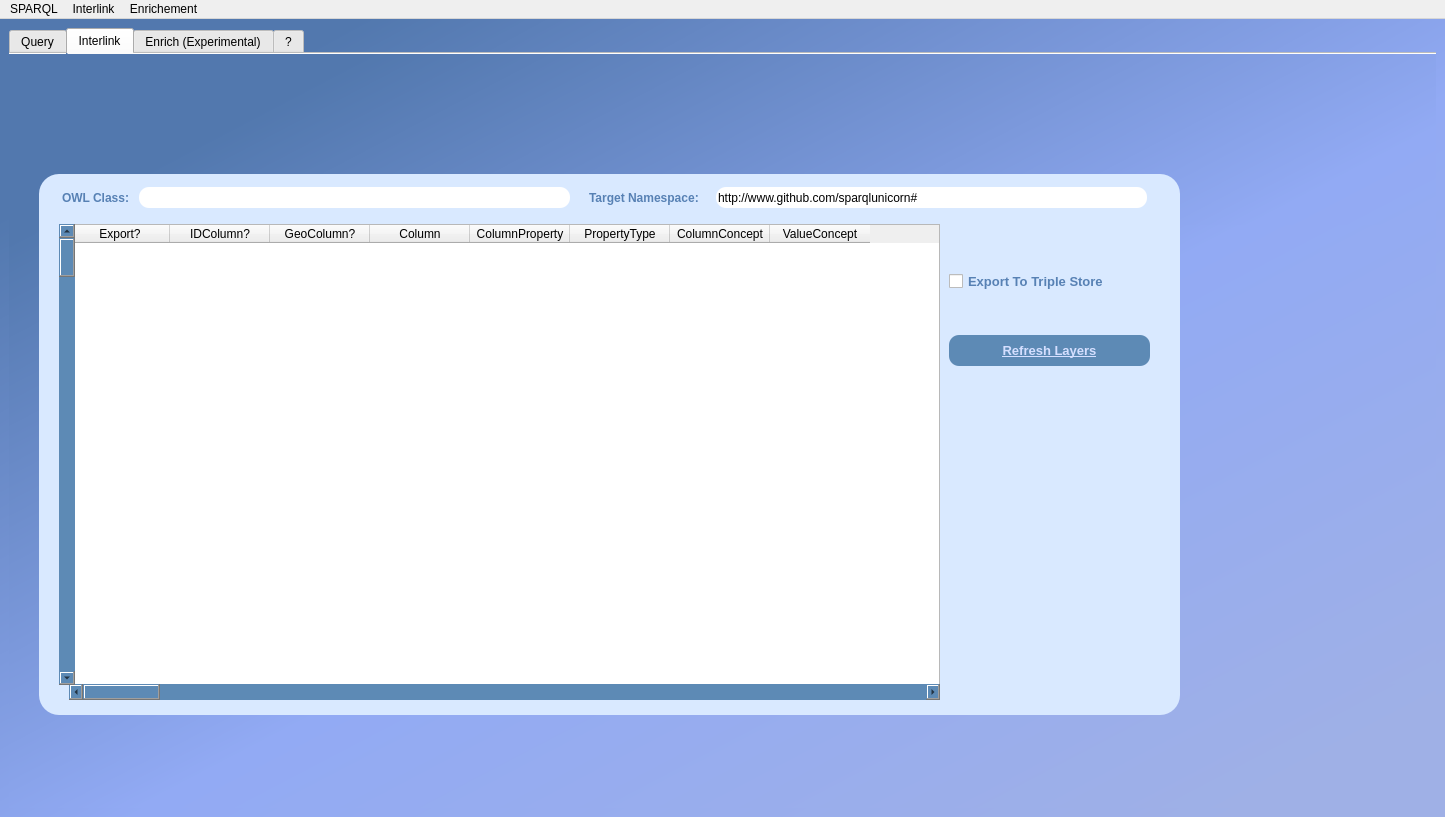
Above: sparql_unicorn_dialog_base_simp.ui from Cprudhomme/SpaLOD_qgis_plugin before the change. Below: the same form after it.
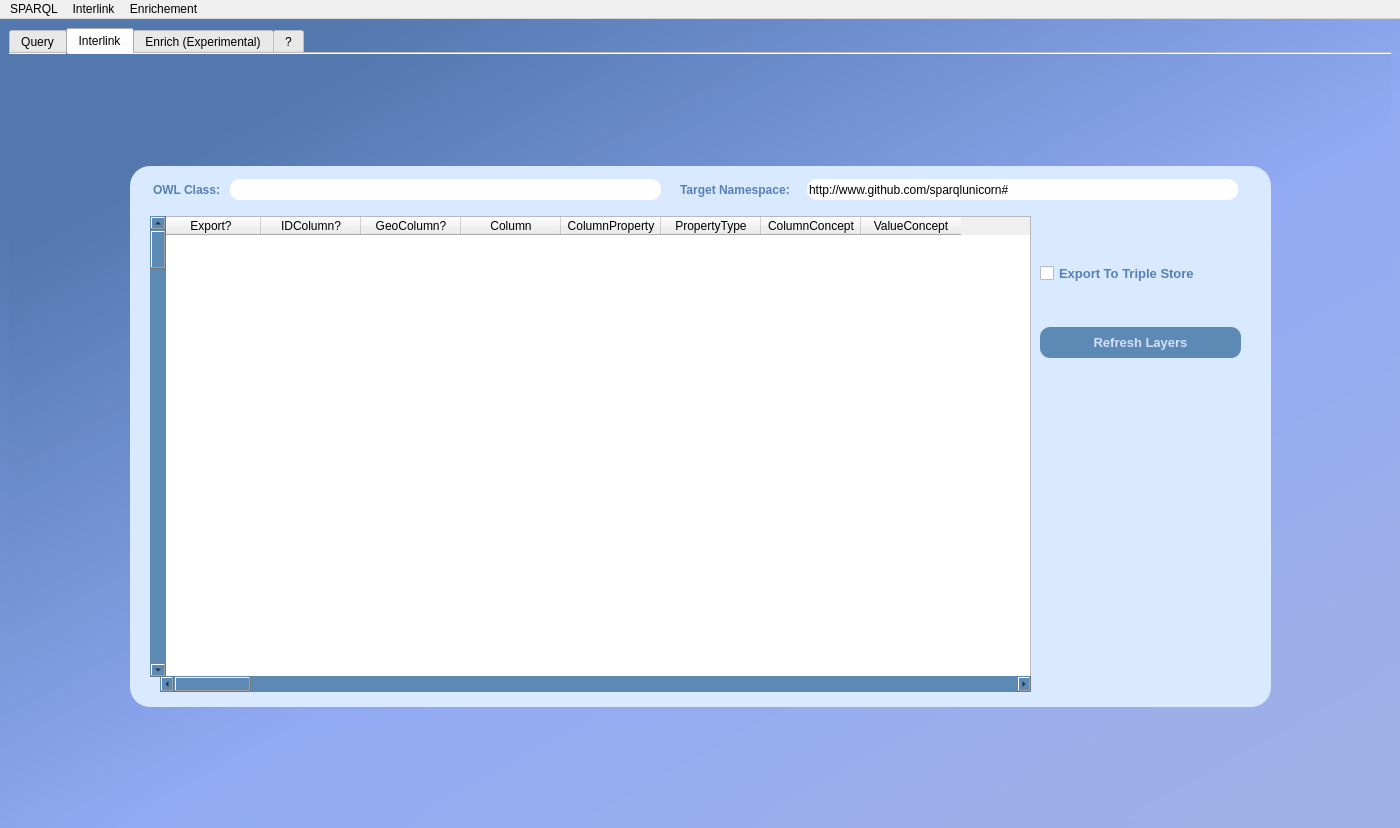
That is the form after the change.

What changed in the file:
```diff
--- a/sparql_unicorn_dialog_base_simp.ui
+++ b/sparql_unicorn_dialog_base_simp.ui
@@ -6,8 +6,8 @@
    <rect>
     <x>0</x>
     <y>0</y>
-    <width>1445</width>
-    <height>817</height>
+    <width>1400</width>
+    <height>828</height>
    </rect>
   </property>
   <property name="windowTitle">
@@ -23,7 +23,7 @@
 background-color: qlineargradient(spread:repeat, x1:0, y1:0, x2:1, y2:1, stop:0.125 rgba(82, 120, 174, 255), stop:0.545455 rgba(146, 170, 244, 255), stop:0.931818 rgba(159, 176, 230, 255));}</string>
    </property>
    <layout class="QGridLayout" name="gridLayout">
-    <item row="0" column="0">
+    <item row="1" column="0">
      <widget class="QTabWidget" name="tabWidget">
       <property name="styleSheet">
        <string notr="true">QObject#tab{
@@ -561,14 +561,40 @@
        <attribute name="title">
         <string>Interlink</string>
        </attribute>
+       <layout class="QGridLayout" name="gridLayout_4">
+        <item row="0" column="1">
+         <spacer name="verticalSpacer_4">
+          <property name="orientation">
+           <enum>Qt::Vertical</enum>
+          </property>
+          <property name="sizeHint" stdset="0">
+           <size>
+            <width>20</width>
+            <height>96</height>
+           </size>
+          </property>
+         </spacer>
+        </item>
+        <item row="1" column="0">
+         <spacer name="horizontalSpacer_3">
+          <property name="orientation">
+           <enum>Qt::Horizontal</enum>
+          </property>
+          <property name="sizeHint" stdset="0">
+           <size>
+            <width>103</width>
+            <height>20</height>
+           </size>
+          </property>
+         </spacer>
+        </item>
+        <item row="1" column="1">
        <widget class="QFrame" name="frame_2">
-        <property name="geometry">
-         <rect>
-          <x>30</x>
-          <y>120</y>
+          <property name="minimumSize">
+           <size>
           <width>1141</width>
           <height>541</height>
-         </rect>
+           </size>
         </property>
         <property name="styleSheet">
          <string notr="true">QObject#frame_2{
@@ -827,7 +853,7 @@
               <pointsize>10</pointsize>
               <weight>75</weight>
               <bold>true</bold>
-              <underline>true</underline>
+                <underline>false</underline>
              </font>
             </property>
             <property name="cursor">
@@ -885,6 +911,34 @@
          </property>
         </widget>
        </widget>
+        </item>
+        <item row="1" column="2">
+         <spacer name="horizontalSpacer_4">
+          <property name="orientation">
+           <enum>Qt::Horizontal</enum>
+          </property>
+          <property name="sizeHint" stdset="0">
+           <size>
+            <width>102</width>
+            <height>20</height>
+           </size>
+          </property>
+         </spacer>
+        </item>
+        <item row="2" column="1">
+         <spacer name="verticalSpacer">
+          <property name="orientation">
+           <enum>Qt::Vertical</enum>
+          </property>
+          <property name="sizeHint" stdset="0">
+           <size>
+            <width>20</width>
+            <height>95</height>
+           </size>
+          </property>
+         </spacer>
+        </item>
+       </layout>
       </widget>
       <widget class="QWidget" name="tab_3">
        <attribute name="title">
@@ -1151,7 +1205,7 @@
     <rect>
      <x>0</x>
      <y>0</y>
-     <width>1445</width>
+     <width>1400</width>
      <height>21</height>
     </rect>
    </property>
```
Lines whose indentation alone changed are shown as unchanged.
